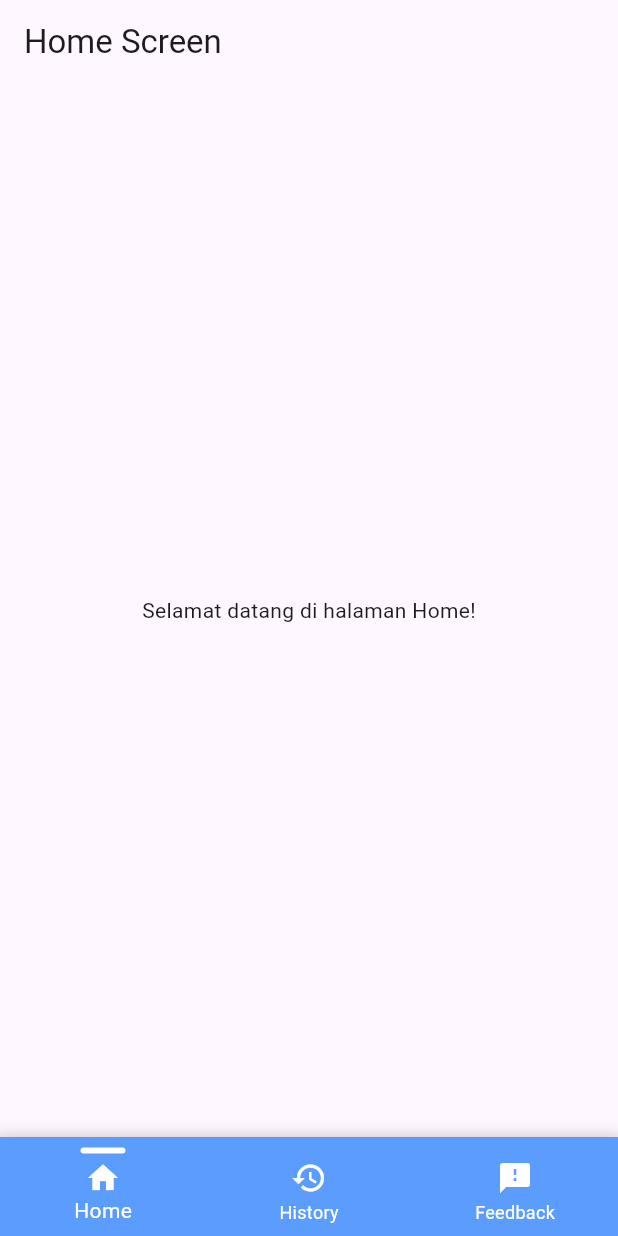
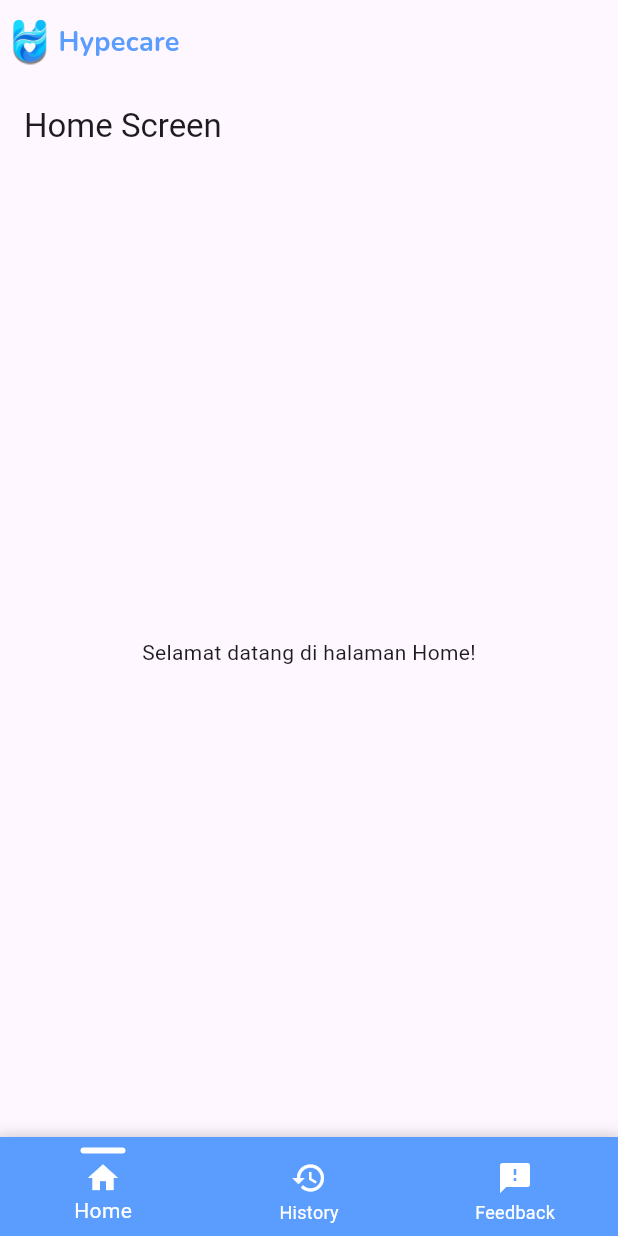
Before and after one commit to Wapikkk/HypecarePKMKC, a Flutter app: the screen it shows after launch, after a tap on "Mulai", on a phone screen of 412 x 824 dp. Run offline on Flutter 3.47's test engine with Material 3 defaults, Android fonts, the phone set to English and light mode, and no system bars.

Commit message:
benerin main_screen

```diff
--- a/lib/main.dart
+++ b/lib/main.dart
@@ -1,6 +1,5 @@
 import 'package:flutter/material.dart';
 import 'ui/getting_started.dart';
-import 'package:hypecare_pkmkc/ui/navigation_bar.dart';
 
 void main() {
   runApp(const MyApp());
--- a/lib/ui/getting_started.dart
+++ b/lib/ui/getting_started.dart
@@ -1,5 +1,5 @@
 import 'package:flutter/material.dart';
-import 'package:hypecare_pkmkc/ui/navigation_bar.dart';
+import 'package:hypecare_pkmkc/ui/main_screen.dart';
 
 class GettingStartedPage extends StatelessWidget {
   const GettingStartedPage({super.key});
@@ -14,8 +14,8 @@ class GettingStartedPage extends StatelessWidget {
           children: [
             Image.asset(
               'assets/image/logo-hypecare.png',
-              width: 190,
-              height: 190,
+              width: 120,
+              height: 120,
             ),
             const SizedBox(height: 0),
             Text(
@@ -23,7 +23,7 @@ class GettingStartedPage extends StatelessWidget {
               style: TextStyle (
                 fontFamily: 'Nunito',
                 fontSize: 40,
-                fontWeight: FontWeight.w800,
+                fontWeight: FontWeight.w900,
                 color: Colors.white,
               ),
             ),
@@ -42,7 +42,7 @@ class GettingStartedPage extends StatelessWidget {
               onPressed: () {
                 Navigator.pushReplacement(
                   context,
-                  MaterialPageRoute(builder: (context) => const MainScreen()),
+                  MaterialPageRoute(builder: (context) => MainScreen()),
                 );
               },
               style: ElevatedButton.styleFrom(
@@ -57,7 +57,7 @@ class GettingStartedPage extends StatelessWidget {
                 'Mulai',
                 style: TextStyle(
                   fontFamily: 'inika',
-                  fontSize: 18,
+                  fontSize: 20,
                   fontWeight: FontWeight.bold,
                 ),
               ),
--- a/lib/ui/navigation_bar.dart
+++ b/lib/ui/main_screen.dart
@@ -31,6 +31,32 @@ class _MainScreenState extends State<MainScreen> {
   @override
   Widget build(BuildContext context) {
     return Scaffold(
+      appBar: AppBar(
+        leadingWidth: 150,
+        leading: Padding(
+          padding: const EdgeInsets.all(8.0),
+          child: Row(
+            mainAxisSize: MainAxisSize.min,
+            children: [
+              Image.asset(
+                'assets/image/logo-hypecare.png',
+                height: 30,
+              ),
+              SizedBox(width: 7),
+              Text(
+                'Hypecare',
+                style: TextStyle(
+                  fontFamily: 'Nunito',
+                  fontSize: 18,
+                  fontWeight: FontWeight.bold,
+                  color: _primaryBlue,
+                ),
+              ),
+            ],
+          ),
+
+        ),
+      ),
       body: _pages[_selectedIndex],
       bottomNavigationBar: Container(
         decoration: const BoxDecoration(
@@ -108,6 +134,7 @@ class _MainScreenState extends State<MainScreen> {
           onTap: _onItemTapped,
           backgroundColor: _primaryBlue,
           type: BottomNavigationBarType.fixed,
+          enableFeedback: false,
         ),
       ),
     );
```
